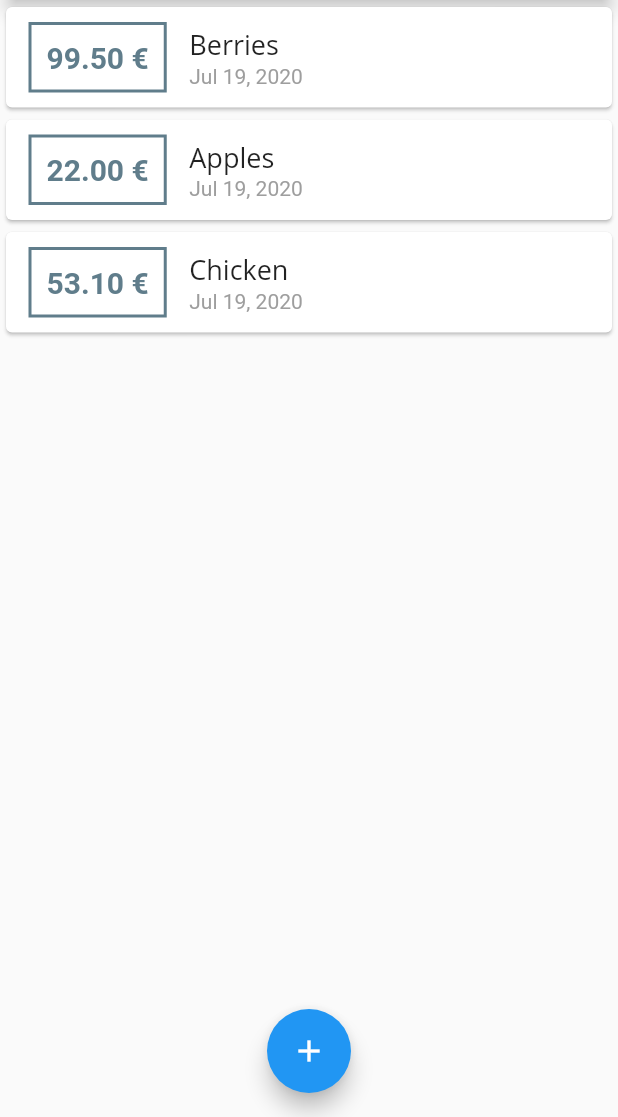
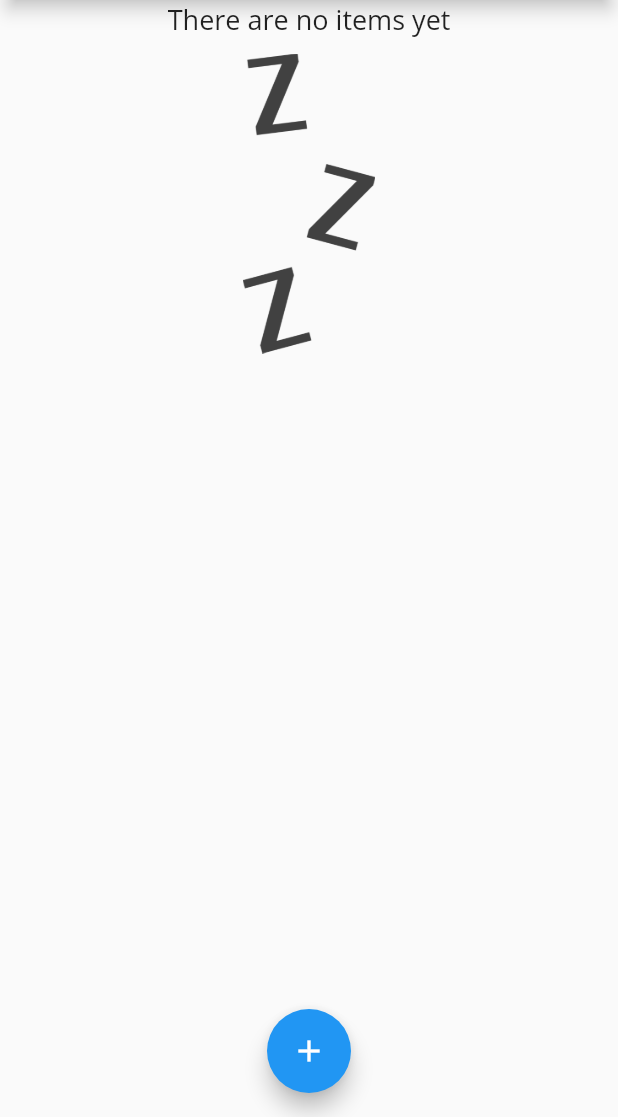
Before and after one commit to adrianbadarau/flutter-expense-tracker, a Flutter app: the screen it shows after launch, on a phone screen of 412 x 824 dp, the part 119-1236 px from its top. Run offline on Flutter 3.47's test engine with Material 2 defaults, Android fonts, the phone set to English and light mode, and no system bars.

Commit message:
added empty list design

```diff
--- a/lib/services/transaction_service.dart
+++ b/lib/services/transaction_service.dart
@@ -1,14 +1,7 @@
 import 'package:expense_tracker/domain/transaction.dart';
 
 class TransactionService {
-  final List<Transaction> _transactions = [
-    Transaction(
-        id: 'id-1', title: 'Berries', amount: 99.5, createdAt: DateTime.now()),
-    Transaction(
-        id: 'id-2', title: 'Apples', amount: 22.0, createdAt: DateTime.now()),
-    Transaction(
-        id: 'id-3', title: 'Chicken', amount: 53.1, createdAt: DateTime.now()),
-  ];
+  final List<Transaction> _transactions = [];
 
   List<Transaction> getTransactions() {
     return _transactions;
--- a/lib/widgets/transactions_list.dart
+++ b/lib/widgets/transactions_list.dart
@@ -1,5 +1,4 @@
 import 'package:expense_tracker/config/constants.dart';
-import 'package:expense_tracker/domain/transaction.dart';
 import 'package:expense_tracker/services/transaction_service.dart';
 import 'package:flutter/material.dart';
 import 'package:intl/intl.dart';
@@ -11,7 +10,21 @@ class TransactionsList extends StatelessWidget {
   Widget build(BuildContext context) {
     return Container(
       height: 450,
-      child: ListView.builder(
+      child: _transactionService.getTransactions().isEmpty
+          ? Column(children: <Widget>[
+              Text(
+                'There are no items yet',
+                style: Theme.of(context).textTheme.headline6,
+              ),
+              SizedBox(height: 10),
+              Container(
+                  height: 200,
+                  child: Image.asset(
+                    'assets/images/waiting.png',
+                    fit: BoxFit.cover,
+                  ))
+            ])
+          : ListView.builder(
               itemBuilder: (context, index) {
                 var tx = _transactionService.getTransactions()[index];
                 return Card(
@@ -30,17 +43,16 @@ class TransactionsList extends StatelessWidget {
                           horizontal: 15,
                         ),
                         decoration: BoxDecoration(
-                    border: Border.all(width: 2, color: Theme.of(context).primaryColor),
+                          border: Border.all(
+                              width: 2, color: Theme.of(context).primaryColor),
                         ),
                         padding: EdgeInsets.all(10),
                       ),
                       Column(
                         crossAxisAlignment: CrossAxisAlignment.start,
                         children: <Widget>[
-                    Text(
-                      tx.title,
-                      style: Theme.of(context).textTheme.headline6
-                    ),
+                          Text(tx.title,
+                              style: Theme.of(context).textTheme.headline6),
                           Text(
                             DateFormat(DateFormat.YEAR_ABBR_MONTH_DAY)
                                 .format(tx.createdAt),
--- a/pubspec.yaml
+++ b/pubspec.yaml
@@ -24,10 +24,8 @@ flutter:
 
   uses-material-design: true
 
-  # To add assets to your application, add an assets section, like this:
-  # assets:
-  #   - images/a_dot_burr.jpeg
-  #   - images/a_dot_ham.jpeg
+  assets:
+    - assets/images/
 
   fonts:
     - family: OpenSans
```
Also changed, not shown: assets/images/waiting.png (added). Lines whose indentation alone changed are shown as unchanged.
